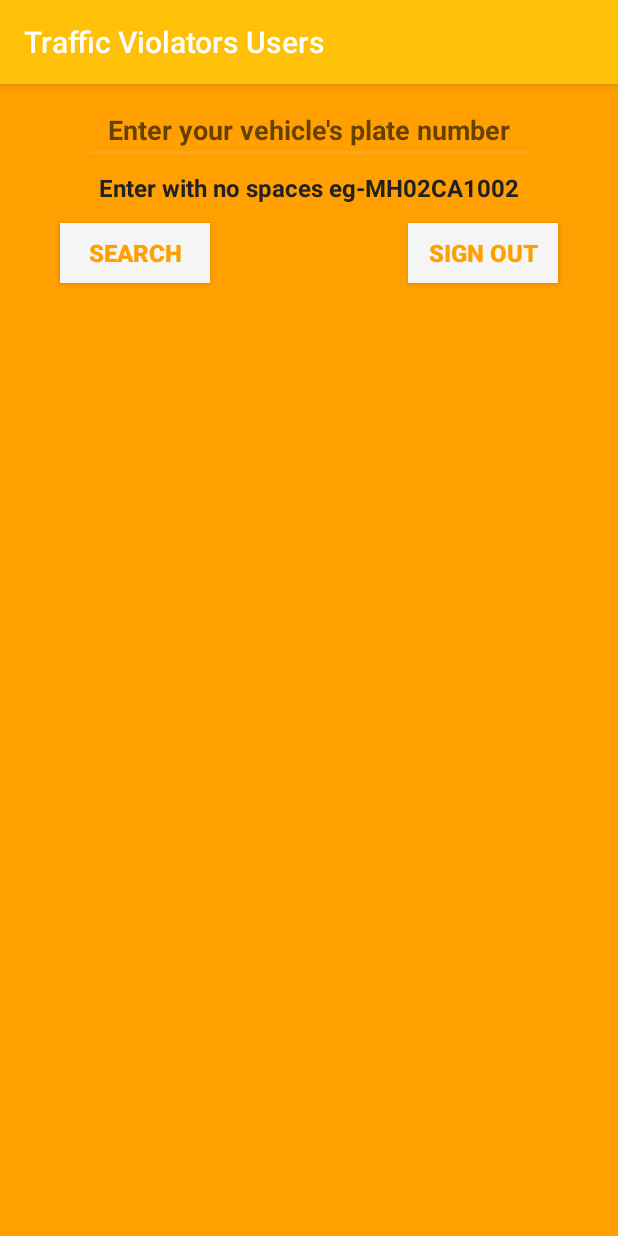
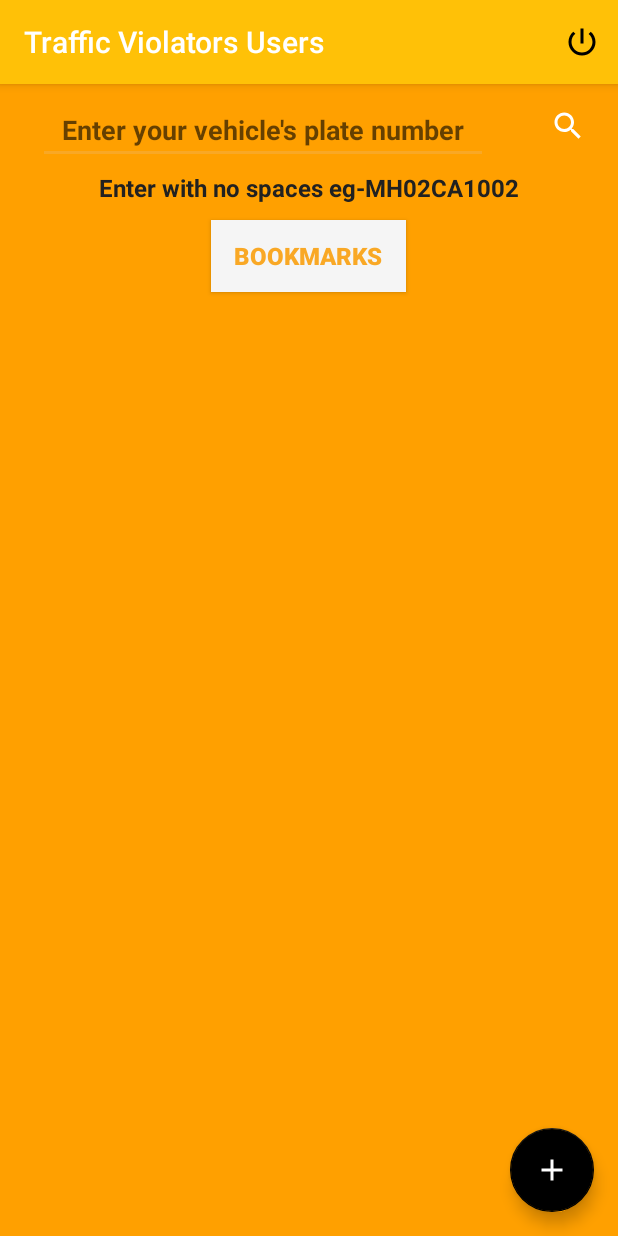
Before and after one commit to ENGG-4/Traffic-Violators-Users, an Android app: the screen it shows after launch once a user with an empty profile is signed in (MainActivity), on a phone screen of 412 x 824 dp. Run offline under Robolectric (Android 15) with nearby library versions, the phone set to English and light mode, and no system bars; our stand-ins replace Firebase (no records; nobody signed in at launch, a user with empty details on screens opened directly).

Commit message:
Implentation of bookmark feature still in alpha. Revamp of the UI.

```diff
--- a/app/src/main/AndroidManifest.xml
+++ b/app/src/main/AndroidManifest.xml
@@ -24,6 +24,12 @@
         <activity android:name=".GoogleSignInActivity" />
         <activity android:name=".MainActivity" />
         <activity android:name=".ViewReportActivity" />
+        <activity android:name=".Bookmarks" />
+        <activity android:name=".NewBookmark">
+            <meta-data
+                android:name="android.support.PARENT_ACTIVITY"
+                android:value=".MainActivity" />
+        </activity>
     </application>
 
 </manifest>
--- a/app/src/main/java/violatorsusers/traffic/com/trafficviolatorsusers/MainActivity.java
+++ b/app/src/main/java/violatorsusers/traffic/com/trafficviolatorsusers/MainActivity.java
@@ -1,20 +1,28 @@
 package violatorsusers.traffic.com.trafficviolatorsusers;
 
+import android.app.ProgressDialog;
 import android.content.DialogInterface;
 import android.content.Intent;
 import android.support.annotation.NonNull;
 import android.support.annotation.Nullable;
+import android.support.design.widget.FloatingActionButton;
+import android.support.design.widget.Snackbar;
 import android.support.v7.app.AlertDialog;
 import android.support.v7.app.AppCompatActivity;
 import android.support.v7.widget.DefaultItemAnimator;
 import android.support.v7.widget.LinearLayoutManager;
 import android.support.v7.widget.RecyclerView;
 import android.view.LayoutInflater;
+import android.view.Menu;
+import android.view.MenuItem;
 import android.view.ViewGroup;
 import android.widget.EditText;
 import android.os.Bundle;
 import android.view.View;
 import android.widget.Button;
+import android.widget.ImageButton;
+import android.widget.Toast;
+import android.widget.Toolbar;
 
 import com.google.firebase.auth.FirebaseAuth;
 import com.google.firebase.database.DataSnapshot;
@@ -34,7 +42,8 @@ public class MainActivity extends AppCompatActivity {
 //Firebase Sign-Out Logout Code Start
     FirebaseAuth mAuth;
     FirebaseAuth.AuthStateListener mAuthListener;
-    Button Logout,Search;
+    Button bookmarks;
+    ImageButton Search;
     RecyclerView reportView;
     EditText searchField;
     private List<ReportListItem> reportList = new ArrayList<>();
@@ -47,6 +56,12 @@ public class MainActivity extends AppCompatActivity {
     }
 
     public void setReportList() {
+
+       final ProgressDialog progressDialog = new ProgressDialog(this);
+        progressDialog.setTitle("Searching...");
+        progressDialog.setCancelable(false);
+        progressDialog.show();
+
         DatabaseReference databaseRef = FirebaseDatabase.getInstance().getReference();
         Query query = databaseRef.child("reports").orderByChild("vehicleNo").equalTo(searchField.getText().toString().toUpperCase());
         query.addValueEventListener(new ValueEventListener() {
@@ -56,7 +71,7 @@ public class MainActivity extends AppCompatActivity {
                 for (DataSnapshot postSnapshot : dataSnapshot.getChildren()) {
                     String reportID = postSnapshot.getKey();
                     Report report = postSnapshot.getValue(Report.class);
-                    String timeFormat = SimpleDateFormat.getTimeInstance(DateFormat.SHORT).format(report.getDatetime());
+                    String timeFormat  = SimpleDateFormat.getTimeInstance(DateFormat.SHORT).format(report.getDatetime());
                     String dateFormat = SimpleDateFormat.getDateInstance(DateFormat.SHORT, Locale.FRENCH).format(report.getDatetime());
                     ReportListItem item = new ReportListItem(reportID,
                             report.getVehicleNo(),
@@ -68,7 +83,11 @@ public class MainActivity extends AppCompatActivity {
                             getItemBackground(report.getReason()));
                     reportList.add(item);
                 }
+                if(reportList.size() == 0) {
+                    Toast.makeText(MainActivity.this, "No Records Found!", Toast.LENGTH_SHORT).show();
+                }
                 reportView.setAdapter(reportViewAdapter);
+                progressDialog.dismiss();
             }
 
             @Override
@@ -94,19 +113,44 @@ public class MainActivity extends AppCompatActivity {
     // On Pressing app the app will be closed completely
     @Override
     public void onBackPressed() {
-        new AlertDialog.Builder(this).setIcon(R.drawable.ic_alertdialog).setTitle("Exit")
-                .setMessage("Are you sure?")
-                .setPositiveButton("yes", new DialogInterface.OnClickListener() {
-                    @Override
-                    public void onClick(DialogInterface dialog, int which) {
+        AlertDialog.Builder builder = new AlertDialog.Builder(this);
+        builder.setMessage("Are you sure you want to exit?")
+                .setCancelable(false)
+                .setPositiveButton("Yes", new DialogInterface.OnClickListener() {
+                    public void onClick(DialogInterface dialog, int id) {
+                        MainActivity.this.finish();
+                    }
+                })
+                .setNegativeButton("No", new DialogInterface.OnClickListener() {
+                    public void onClick(DialogInterface dialog, int id) {
+                        dialog.cancel();
+                    }
+                });
+        AlertDialog alert = builder.create();
+        alert.show();
+    }
 
-                        Intent intent = new Intent(Intent.ACTION_MAIN);
-                        intent.addCategory(Intent.CATEGORY_HOME);
-                        intent.setFlags(Intent.FLAG_ACTIVITY_NEW_TASK);
-                        startActivity(intent);
-                        finish();
-                    }
-                }).setNegativeButton("no", null).show();
+    @Override
+    public boolean onCreateOptionsMenu(Menu menu) {
+        // Inflate the menu; this adds items to the action bar if it is present.
+        getMenuInflater().inflate(R.menu.menu_main, menu);
+        return true;
+    }
+
+    //TODO - menu_main.xml
+    @Override
+    public boolean onOptionsItemSelected(MenuItem item) {
+        // Handle action bar item clicks here. The action bar will
+        // automatically handle clicks on the Home/Up button, so long
+        // as you specify a parent activity in AndroidManifest.xml.
+        int id = item.getItemId();
+
+        //noinspection SimplifiableIfStatement
+        if (id == R.id.action_logout) {
+            mAuth.signOut();
+        }
+
+        return super.onOptionsItemSelected(item);
     }
 
     @Override
@@ -120,12 +164,19 @@ public class MainActivity extends AppCompatActivity {
         reportView.setLayoutManager(new LinearLayoutManager(MainActivity.this));
         reportView.setItemAnimator(new DefaultItemAnimator());
         searchField = (EditText) findViewById(R.id.search_field);
-        Logout = (Button) findViewById(R.id.sign_out_button);
-        Search = (Button) findViewById(R.id.search_button);
+        bookmarks = (Button) findViewById(R.id.bookmarks);
+        Search = (ImageButton) findViewById(R.id.search_button);
         reportView.setHasFixedSize(true);
         reportView.setLayoutManager(new LinearLayoutManager(this));
         mAuth = FirebaseAuth.getInstance();
 
+        FloatingActionButton addBookmark = (FloatingActionButton) findViewById(R.id.add_bookmarks);
+        addBookmark.setOnClickListener(new View.OnClickListener() {
+            @Override
+            public void onClick(View view) {
+                startActivity(new Intent(MainActivity.this ,NewBookmark.class));
+            }
+        });
 
         mAuthListener = new FirebaseAuth.AuthStateListener() {
             @Override
@@ -136,13 +187,20 @@ public class MainActivity extends AppCompatActivity {
             }
         };
 
-        Logout.setOnClickListener(new View.OnClickListener() {
+        /*Logout.setOnClickListener(new View.OnClickListener() {
             @Override
             public void onClick(View view) {
                 mAuth.signOut();
             }
+        });*/
+//Firebase Sign-Out Logout Code End
+
+        bookmarks.setOnClickListener(new View.OnClickListener() {
+            @Override
+            public void onClick(View view) {
+                startActivity(new Intent(MainActivity.this,Bookmarks.class));
+            }
         });
-//Firebase Sign-Out Logout Code End
 
         Search.setOnClickListener(new View.OnClickListener() {
             @Override
--- a/app/src/main/java/violatorsusers/traffic/com/trafficviolatorsusers/RecyclerViewAdapter.java
+++ b/app/src/main/java/violatorsusers/traffic/com/trafficviolatorsusers/RecyclerViewAdapter.java
@@ -78,8 +78,8 @@ public class RecyclerViewAdapter extends RecyclerView.Adapter<RecyclerViewAdapte
             date = (TextView) view.findViewById(R.id.txt_item_date);
             time = (TextView) view.findViewById(R.id.txt_item_time);
             fine = (TextView) view.findViewById(R.id.txt_item_fine);
-            reportID = (TextView) view.findViewById(R.id.txt_reportID);
-            listItem = (RelativeLayout) view.findViewById(R.id.listItem);
+            reportID = (TextView) view.findViewById(R.id.txt_item_reportID);
+            listItem = (RelativeLayout) view.findViewById(R.id.list_item);
         }
     }
 }
--- a/app/src/main/res/layout/activity_main.xml
+++ b/app/src/main/res/layout/activity_main.xml
@@ -1,59 +1,41 @@
 <?xml version="1.0" encoding="utf-8"?>
-<RelativeLayout xmlns:android="http://schemas.android.com/apk/res/android"
+<android.support.design.widget.CoordinatorLayout
+    xmlns:app="http://schemas.android.com/apk/res-auto"
+    xmlns:android="http://schemas.android.com/apk/res/android"
     android:layout_width="match_parent"
     android:layout_height="match_parent"
     android:background="@color/colorPrimaryDark">
+
+
+    <RelativeLayout
+        android:layout_width="match_parent"
+        android:layout_height="match_parent">
 
         <EditText
             android:id="@+id/search_field"
             android:layout_width="300dp"
             android:layout_height="wrap_content"
-        android:layout_centerHorizontal="true"
+            android:layout_alignParentStart="true"
+            android:layout_alignParentTop="true"
+            android:layout_marginStart="25dp"
             android:layout_marginTop="8dp"
             android:cursorVisible="true"
             android:ems="10"
             android:gravity="center"
             android:hint="@string/search_number"
             android:maxLength="12"
-        android:textStyle="bold"/>
+            android:textStyle="bold" />
 
         <TextView
             android:id="@+id/textView"
             android:layout_width="300dp"
             android:layout_height="31dp"
+            android:layout_below="@+id/search_field"
+            android:layout_centerHorizontal="true"
+            android:layout_marginBottom="6dp"
             android:gravity="center"
             android:text="@string/hint_platenumber"
             android:textColor="@color/colorPrimary_text"
-        android:textSize="16sp"
-        android:textStyle="bold"
-        android:layout_below="@id/search_field"
-        android:layout_centerHorizontal="true"/>
-
-    <Button
-        android:id="@+id/search_button"
-        android:layout_width="100dp"
-        android:layout_height="40dp"
-        android:layout_alignParentStart="true"
-        android:layout_below="@id/textView"
-        android:layout_marginStart="40dp"
-        android:layout_marginTop="8dp"
-        android:background="@color/grey_100"
-        android:text="@string/search_button"
-        android:textColor="@color/colorPrimaryDark"
-        android:textSize="16sp"
-        android:textStyle="bold" />
-
-    <Button
-        android:id="@+id/sign-out_button"
-        android:layout_width="100dp"
-        android:layout_height="40dp"
-        android:layout_alignParentEnd="true"
-        android:layout_below="@id/textView"
-        android:layout_marginEnd="40dp"
-        android:layout_marginTop="8dp"
-        android:background="@color/grey_100"
-        android:text="@string/sign_out"
-        android:textColor="@color/colorPrimaryDark"
             android:textSize="16sp"
             android:textStyle="bold" />
 
@@ -61,6 +43,42 @@
             android:id="@+id/RecycleView"
             android:layout_width="match_parent"
             android:layout_height="400dp"
-        android:layout_below="@id/search_button"
+            android:layout_alignParentStart="true"
+            android:layout_below="@+id/bookmarks"
             android:layout_marginTop="12dp" />
+
+        <ImageButton
+            android:id="@+id/search_button"
+            android:layout_width="40dp"
+            android:layout_height="40dp"
+            android:layout_alignParentEnd="true"
+            android:layout_alignTop="@+id/search_field"
+            android:layout_marginEnd="13dp"
+            android:backgroundTint="@android:color/transparent"
+            android:contentDescription="@string/search_button"
+            android:tint="@android:color/transparent"
+            app:srcCompat="@drawable/ic_search" />
+
+        <Button
+            android:id="@+id/bookmarks"
+            android:layout_width="130dp"
+            android:layout_height="wrap_content"
+            android:layout_below="@+id/textView"
+            android:layout_centerHorizontal="true"
+            android:background="@color/grey_100"
+            android:text="@string/bookmarks_add"
+            android:textColor="@color/colorAccent"
+            android:textSize="16sp"
+            android:textStyle="bold" />
     </RelativeLayout>
+
+    <android.support.design.widget.FloatingActionButton
+        android:id="@+id/add_bookmarks"
+        android:layout_width="wrap_content"
+        android:layout_height="wrap_content"
+        android:layout_gravity="bottom|end"
+        android:layout_margin="16dp"
+        app:backgroundTint="@color/colorBlack"
+        app:srcCompat="@drawable/ic_add" />
+
+</android.support.design.widget.CoordinatorLayout>
--- /dev/null
+++ b/app/src/main/res/menu/menu_main.xml
@@ -0,0 +1,13 @@
+<?xml version="1.0" encoding="utf-8"?>
+<menu xmlns:android="http://schemas.android.com/apk/res/android"
+    xmlns:app="http://schemas.android.com/apk/res-auto"
+    xmlns:tools="http://schemas.android.com/tools"
+    tools:context=".MainActivity">
+
+    <item
+        android:id="@+id/action_logout"
+        android:title="Logout"
+        android:icon="@drawable/ic_logout"
+        app:showAsAction="always"/>
+
+</menu>
--- a/app/src/main/res/values/colors.xml
+++ b/app/src/main/res/values/colors.xml
@@ -12,7 +12,7 @@
     <color name="colorHint">#BDBDBD</color>
     <color name="colorDivider">#F6F6F6</color>
 
-    <color name="grey_100">#F5F5F5</color>
+    <color name="grey_100">#f5f5f5</color>
     <color name="grey_300">#E0E0E0</color>
 
     <color name="colorWhite">#FFFFFF</color>
--- a/app/src/main/res/values/strings.xml
+++ b/app/src/main/res/values/strings.xml
@@ -78,5 +78,7 @@
     <string name="id_fmt">User ID: %s</string>
     <string name="email_fmt">Email: %s</string>
     <string name="hint_platenumber">Enter with no spaces eg-MH02CA1002</string>
-    <string name="bookmarks_add">Bookmark</string>
+    <string name="bookmarks_add">Bookmarks</string>
+    <string name="new_bookmarktext">Add vehicle\'s plate number to bookmark it</string>
+    <string name="add_bookmarks">Add Bookmark</string>
 </resources>
--- a/app/src/main/res/values/styles.xml
+++ b/app/src/main/res/values/styles.xml
@@ -53,4 +53,8 @@
 
 <style name="AppTheme.PopupOverlay" parent="ThemeOverlay.AppCompat.Light" />
 
+<style name="HeaderBar">
+        <item name="android:background">#303F9F</item>
+</style>
+
 </resources>
```
Also changed, not shown: app/src/main/java/violatorsusers/traffic/com/trafficviolatorsusers/Bookmarks.java (added, +124 -0 lines), app/src/main/java/violatorsusers/traffic/com/trafficviolatorsusers/GoogleSignInActivity.java (+12 -12 lines), app/src/main/java/violatorsusers/traffic/com/trafficviolatorsusers/NewBookmark.java (added, +41 -0 lines), app/src/main/java/violatorsusers/traffic/com/trafficviolatorsusers/Vehicle.java (added, +19 -0 lines), app/src/main/res/layout/activity_bookmarks.xml (added, +39 -0 lines), app/src/main/res/layout/activity_new_bookmark.xml (added, +57 -0 lines), app/src/main/res/layout/item_report.xml (+22 -24 lines). Lines whose indentation alone changed are shown as unchanged.
